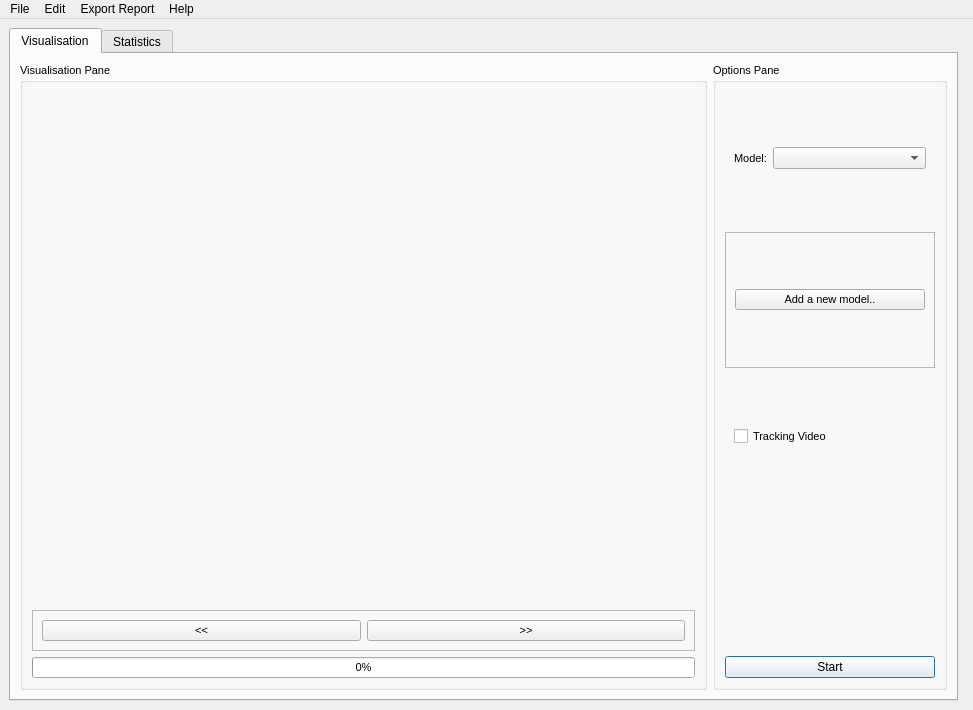
First picture: the form in GUI/interface.ui, repository KameliaBnh/BeeTect, before the edit.
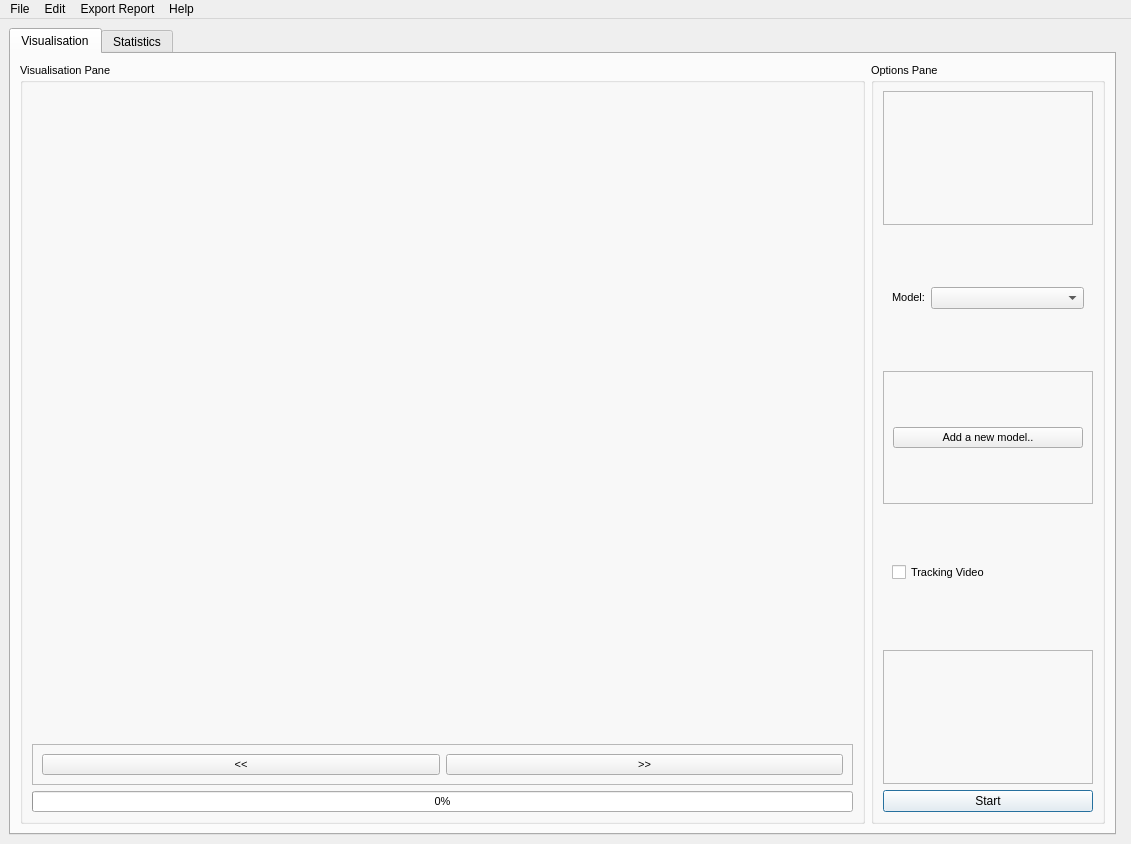
Second picture: the form after the edit.

Diff of the .ui file:
```diff
--- a/GUI/interface.ui
+++ b/GUI/interface.ui
@@ -6,14 +6,14 @@
    <rect>
     <x>0</x>
     <y>0</y>
-    <width>973</width>
-    <height>710</height>
+    <width>1131</width>
+    <height>844</height>
    </rect>
   </property>
   <property name="minimumSize">
    <size>
-    <width>800</width>
-    <height>620</height>
+    <width>1131</width>
+    <height>844</height>
    </size>
   </property>
   <property name="windowTitle">
@@ -48,6 +48,25 @@
            <bool>false</bool>
           </property>
           <layout class="QVBoxLayout" name="verticalLayout_3">
+           <item>
+            <widget class="QFrame" name="ProjectInfo">
+             <property name="frameShape">
+              <enum>QFrame::StyledPanel</enum>
+             </property>
+             <property name="frameShadow">
+              <enum>QFrame::Raised</enum>
+             </property>
+             <layout class="QVBoxLayout" name="verticalLayout_8">
+              <item>
+               <widget class="QLabel" name="ProjectPath">
+                <property name="text">
+                 <string/>
+                </property>
+               </widget>
+              </item>
+             </layout>
+            </widget>
+           </item>
            <item>
             <widget class="QFrame" name="options_frame">
              <property name="font">
@@ -177,10 +196,22 @@
             </widget>
            </item>
            <item>
-            <widget class="QLabel" name="infoText">
-             <property name="text">
-              <string/>
+            <widget class="QFrame" name="frame_2">
+             <property name="frameShape">
+              <enum>QFrame::StyledPanel</enum>
              </property>
+             <property name="frameShadow">
+              <enum>QFrame::Raised</enum>
+             </property>
+             <layout class="QVBoxLayout" name="verticalLayout_7">
+              <item>
+               <widget class="QLabel" name="infoText">
+                <property name="text">
+                 <string/>
+                </property>
+               </widget>
+              </item>
+             </layout>
             </widget>
            </item>
            <item>
@@ -480,7 +511,7 @@
     <rect>
      <x>0</x>
      <y>0</y>
-     <width>973</width>
+     <width>1131</width>
      <height>31</height>
     </rect>
    </property>
```
Left out of the diff: 212 changed lines with no effect on the pictures.
